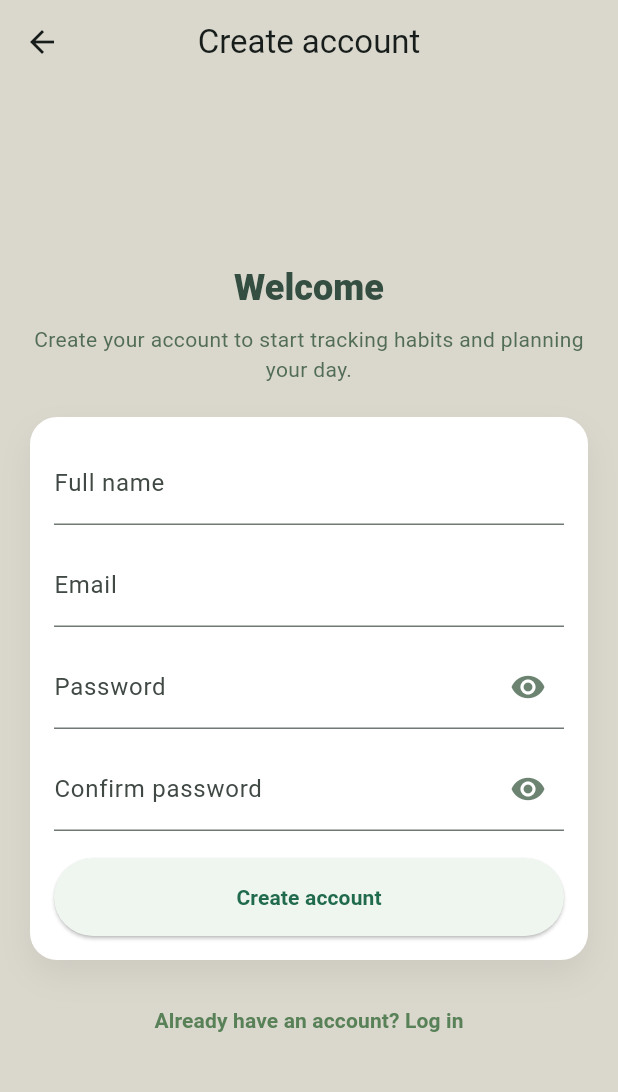
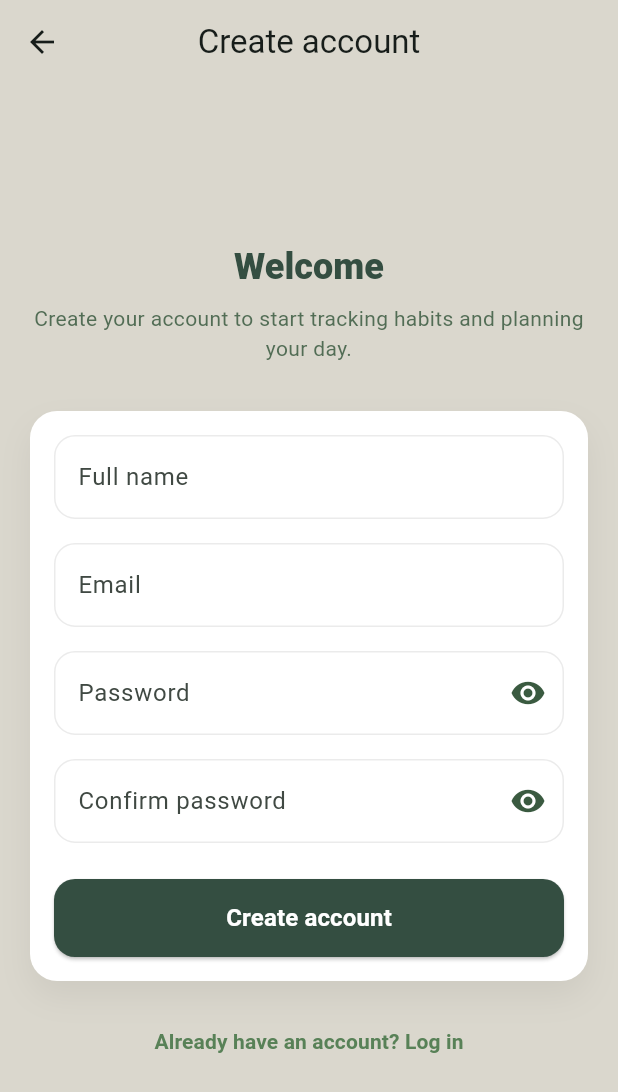
Before and after one commit to KanykeiSoft/ai_assistant_app, a Flutter app: the WelcomePage screen opened directly, after a tap on "Create account", on a phone screen of 412 x 824 dp. Shown: the top 1092 px of the screen. Run offline on Flutter 3.47's test engine with Material 3 defaults, Android fonts, the phone set to English and light mode, and no system bars.

Commit message:
Fix register page and auth UI

```diff
--- a/lib/app_buttons.dart
+++ b/lib/app_buttons.dart
@@ -1,56 +1,76 @@
 import 'package:flutter/material.dart';
-import 'app_colors.dart';
 
-/// Основная зелёная кнопка (заливка)
-ButtonStyle primaryGreenButtonStyle() {
-  return ButtonStyle(
-    minimumSize: MaterialStateProperty.all(const Size.fromHeight(56)),
-    elevation: MaterialStateProperty.all(0),
-    shape: MaterialStateProperty.all(
-      RoundedRectangleBorder(borderRadius: BorderRadius.circular(28)),
-    ),
+enum AppButtonVariant { primary, secondary }
 
-    // фон: зелёный, темнее при нажатии
-    backgroundColor: MaterialStateProperty.resolveWith((states) {
-      if (states.contains(MaterialState.pressed)) {
-        return AppColors.primary.withOpacity(0.85);
-      }
-      return AppColors.primary;
-    }),
+class AppButton extends StatefulWidget {
+  final String text;
+  final VoidCallback onTap;
+  final AppButtonVariant variant;
 
-    // текст белый
-    foregroundColor: MaterialStateProperty.all(Colors.white),
+  const AppButton({
+    super.key,
+    required this.text,
+    required this.onTap,
+    required this.variant,
+  });
 
-    // подсветка только при нажатии
-    overlayColor: MaterialStateProperty.resolveWith((states) {
-      if (states.contains(MaterialState.pressed)) {
-        return Colors.white.withOpacity(0.12);
-      }
-      return Colors.transparent;
-    }),
-  );
+  @override
+  State<AppButton> createState() => _AppButtonState();
 }
 
-/// Вторичная кнопка (обводка зелёная)
-ButtonStyle outlinedGreenButtonStyle() {
-  return ButtonStyle(
-    minimumSize: MaterialStateProperty.all(const Size.fromHeight(56)),
-    elevation: MaterialStateProperty.all(0),
-    shape: MaterialStateProperty.all(
-      RoundedRectangleBorder(borderRadius: BorderRadius.circular(28)),
-    ),
+class _AppButtonState extends State<AppButton> {
+  bool _pressed = false;
 
-    side: MaterialStateProperty.all(
-      BorderSide(color: AppColors.primary.withOpacity(0.65), width: 1.5),
-    ),
+  @override
+  Widget build(BuildContext context) {
+    const green = Color(0xFF2F6B4F);
 
-    foregroundColor: MaterialStateProperty.all(AppColors.primary),
+    final isPrimary = widget.variant == AppButtonVariant.primary;
 
-    overlayColor: MaterialStateProperty.resolveWith((states) {
-      if (states.contains(MaterialState.pressed)) {
-        return AppColors.primary.withOpacity(0.12);
-      }
-      return Colors.transparent;
-    }),
-  );
+    final bgColor = _pressed
+        ? green
+        : (isPrimary ? green : Colors.white);
+
+    final textColor = _pressed
+        ? Colors.white
+        : (isPrimary ? Colors.white : green);
+
+    return GestureDetector(
+      behavior: HitTestBehavior.opaque,
+      onTapDown: (_) => setState(() => _pressed = true),
+      onTapUp: (_) => setState(() => _pressed = false),
+      onTapCancel: () => setState(() => _pressed = false),
+      onTap: widget.onTap,
+      child: AnimatedContainer(
+        duration: const Duration(milliseconds: 120),
+        curve: Curves.easeOut,
+        height: 54,
+        width: double.infinity,
+        decoration: BoxDecoration(
+          color: bgColor,
+          borderRadius: BorderRadius.circular(16),
+          border: Border.all(
+            color: green,
+            width: isPrimary ? 0 : 1.6,
+          ),
+          boxShadow: const [
+            BoxShadow(
+              blurRadius: 18,
+              offset: Offset(0, 10),
+              color: Color(0x12000000),
+            ),
+          ],
+        ),
+        alignment: Alignment.center,
+        child: Text(
+          widget.text,
+          style: TextStyle(
+            fontSize: 16,
+            fontWeight: FontWeight.w800,
+            color: textColor,
+          ),
+        ),
+      ),
+    );
+  }
 }
--- a/lib/main.dart
+++ b/lib/main.dart
@@ -1,7 +1,7 @@
 import 'package:flutter/material.dart';
 import 'app_colors.dart';
 import 'welcome_page.dart';
-import 'onboarding/onboarding_page.dart';
+
 
 
 
@@ -27,7 +27,7 @@ class MyApp extends StatelessWidget {
           centerTitle: true,
         ),
       ),
-     home: const OnboardingPage(),
+     home: const WelcomePage(),
 
     );
   }
--- a/lib/register_page.dart
+++ b/lib/register_page.dart
@@ -1,8 +1,8 @@
 import 'package:flutter/material.dart';
 import 'app_colors.dart';
 import 'services/auth_service.dart';
-import 'app_buttons.dart';
-
+import 'login_page.dart';
+import 'main_page.dart';
 
 class RegisterPage extends StatefulWidget {
   const RegisterPage({super.key});
@@ -15,11 +15,15 @@ class _RegisterPageState extends State<RegisterPage> {
   final _formKey = GlobalKey<FormState>();
   final _auth = AuthService();
 
-
   final _nameCtrl = TextEditingController();
   final _emailCtrl = TextEditingController();
   final _passCtrl = TextEditingController();
   final _confirmCtrl = TextEditingController();
+
+  final _nameFocus = FocusNode();
+  final _emailFocus = FocusNode();
+  final _passFocus = FocusNode();
+  final _confirmFocus = FocusNode();
 
   bool _loading = false;
   bool _obscurePass = true;
@@ -31,37 +35,75 @@ class _RegisterPageState extends State<RegisterPage> {
     _emailCtrl.dispose();
     _passCtrl.dispose();
     _confirmCtrl.dispose();
+
+    _nameFocus.dispose();
+    _emailFocus.dispose();
+    _passFocus.dispose();
+    _confirmFocus.dispose();
     super.dispose();
   }
+
+  String? _validateName(String? v) {
+    final value = (v ?? "").trim();
+    if (value.isEmpty) return "Please enter your full name";
+    if (value.length < 2) return "Name is too short";
+    return null;
+  }
+
+  String? _validateEmail(String? v) {
+    final value = (v ?? "").trim();
+    if (value.isEmpty) return "Please enter your email";
+    final emailRegex = RegExp(r"^[^\s@]+@[^\s@]+\.[^\s@]+$");
+    if (!emailRegex.hasMatch(value)) return "Please enter a valid email";
+    return null;
+  }
+
+  String? _validatePassword(String? v) {
+    final value = v ?? "";
+    if (value.isEmpty) return "Please enter your password";
+    if (value.length < 6) return "Password must be at least 6 characters";
+    return null;
+  }
+
+  String? _validateConfirm(String? v) {
+    if (v != _passCtrl.text) return "Passwords do not match";
+    return null;
+  }
+
   Future<void> _submit() async {
     FocusScope.of(context).unfocus();
+    if (_loading) return;
 
-  if (!_formKey.currentState!.validate()) return;
+    final ok = _formKey.currentState?.validate() ?? false;
+    if (!ok) return;
 
     setState(() => _loading = true);
 
     try {
-    final timezone = DateTime.now().timeZoneName; // например: EST / EDT
-
       await _auth.register(
         name: _nameCtrl.text.trim(),
         email: _emailCtrl.text.trim(),
         password: _passCtrl.text,
-      timezone: timezone,
+        timezone: DateTime.now().timeZoneName, // ✅ ОБЯЗАТЕЛЬНО
       );
 
       if (!mounted) return;
 
       ScaffoldMessenger.of(context).showSnackBar(
-      const SnackBar(content: Text("Account created ✅")),
+        const SnackBar(content: Text("Account created successfully 🎉")),
       );
 
-    Navigator.pop(context);
+      Navigator.pushAndRemoveUntil(
+        context,
+        MaterialPageRoute(builder: (_) => const MainPage()),
+        (_) => false,
+      );
     } catch (e) {
       if (!mounted) return;
-
       ScaffoldMessenger.of(context).showSnackBar(
-      SnackBar(content: Text("Register error: $e")),
+        const SnackBar(
+          content: Text("Registration failed. Please try again."),
+        ),
       );
     } finally {
       if (mounted) setState(() => _loading = false);
@@ -73,37 +115,48 @@ Future<void> _submit() async {
     String? hint,
     Widget? suffixIcon,
   }) {
-    // Важно: базовые стили уже задаются в ThemeData (main.dart),
-    // здесь мы только добавляем label/hint/suffix.
     return InputDecoration(
       labelText: label,
       hintText: hint,
       suffixIcon: suffixIcon,
+      filled: true,
+      fillColor: Colors.white,
+      border: OutlineInputBorder(
+        borderRadius: BorderRadius.circular(14),
+        borderSide: BorderSide(color: Colors.black.withOpacity(0.08)),
+      ),
+      enabledBorder: OutlineInputBorder(
+        borderRadius: BorderRadius.circular(14),
+        borderSide: BorderSide(color: Colors.black.withOpacity(0.08)),
+      ),
+      focusedBorder: OutlineInputBorder(
+        borderRadius: BorderRadius.circular(14),
+        borderSide: const BorderSide(color: AppColors.primary, width: 1.4),
+      ),
     );
   }
 
   @override
   Widget build(BuildContext context) {
     return Scaffold(
-      // backgroundColor НЕ задаём — берётся из ThemeData (AppColors.bg)
-      appBar: AppBar(
-        // AppBar стиль тоже лучше оставить темой,
-        // тут только title
-        title: const Text("Create account"),
-      ),
+      appBar: AppBar(title: const Text("Create account")),
       body: SafeArea(
         child: Center(
           child: ConstrainedBox(
             constraints: const BoxConstraints(maxWidth: 440),
             child: SingleChildScrollView(
               padding: const EdgeInsets.fromLTRB(20, 16, 20, 24),
+              child: AutofillGroup(
                 child: Column(
                   crossAxisAlignment: CrossAxisAlignment.stretch,
                   children: [
                     const SizedBox(height: 8),
                     Text(
-                    "Welcome ",
-                    style: Theme.of(context).textTheme.headlineSmall?.copyWith(
+                      "Welcome",
+                      style: Theme.of(context)
+                          .textTheme
+                          .headlineSmall
+                          ?.copyWith(
                             color: AppColors.primary,
                             fontWeight: FontWeight.w800,
                           ),
@@ -112,15 +165,16 @@ Future<void> _submit() async {
                     const SizedBox(height: 8),
                     Text(
                       "Create your account to start tracking habits and planning your day.",
-                    style: Theme.of(context).textTheme.bodyMedium?.copyWith(
-                          color: AppColors.secondary.withValues(alpha: 0.85),
-                          height: 1.4,
+                      style: Theme.of(context)
+                          .textTheme
+                          .bodyMedium
+                          ?.copyWith(
+                            color: AppColors.secondary.withOpacity(0.85),
                           ),
                       textAlign: TextAlign.center,
                     ),
-                  const SizedBox(height: 22),
+                    const SizedBox(height: 32),
 
-                  // Card container
                     Container(
                       padding: const EdgeInsets.all(16),
                       decoration: BoxDecoration(
@@ -128,7 +182,7 @@ Future<void> _submit() async {
                         borderRadius: BorderRadius.circular(18),
                         boxShadow: [
                           BoxShadow(
-                          color: Colors.black.withValues(alpha: 0.06),
+                            color: Colors.black.withOpacity(0.06),
                             blurRadius: 18,
                             offset: const Offset(0, 10),
                           ),
@@ -140,94 +194,92 @@ Future<void> _submit() async {
                           children: [
                             TextFormField(
                               controller: _nameCtrl,
+                              focusNode: _nameFocus,
                               textInputAction: TextInputAction.next,
                               decoration: _decoration(
                                 label: "Full name",
-                              hint: "e.g. Aidar K.",
+                                hint: "Your name",
                               ),
-                            validator: (v) {
-                              final value = (v ?? "").trim();
-                              if (value.isEmpty) return "Please enter your name";
-                              if (value.length < 2) return "Name is too short";
-                              return null;
-                            },
+                              validator: _validateName,
+                              onFieldSubmitted: (_) =>
+                                  _emailFocus.requestFocus(),
                             ),
-                          const SizedBox(height: 12),
+                            const SizedBox(height: 16),
 
                             TextFormField(
                               controller: _emailCtrl,
+                              focusNode: _emailFocus,
                               keyboardType: TextInputType.emailAddress,
                               textInputAction: TextInputAction.next,
                               decoration: _decoration(
                                 label: "Email",
                                 hint: "you@example.com",
                               ),
-                            validator: (v) {
-                              final value = (v ?? "").trim();
-                              if (value.isEmpty) return "Please enter your email";
-                              final emailOk = RegExp(r'^\S+@\S+\.\S+$').hasMatch(value);
-                              if (!emailOk) return "Enter a valid email";
-                              return null;
-                            },
+                              validator: _validateEmail,
+                              onFieldSubmitted: (_) =>
+                                  _passFocus.requestFocus(),
                             ),
-                          const SizedBox(height: 12),
+                            const SizedBox(height: 16),
 
                             TextFormField(
                               controller: _passCtrl,
+                              focusNode: _passFocus,
                               obscureText: _obscurePass,
                               textInputAction: TextInputAction.next,
                               decoration: _decoration(
                                 label: "Password",
-                              hint: "Minimum 6 characters",
                                 suffixIcon: IconButton(
-                                onPressed: () =>
-                                    setState(() => _obscurePass = !_obscurePass),
                                   icon: Icon(
-                                  _obscurePass ? Icons.visibility : Icons.visibility_off,
-                                  color: AppColors.secondary.withValues(alpha: 0.75),
+                                    _obscurePass
+                                        ? Icons.visibility
+                                        : Icons.visibility_off,
+                                    color: AppColors.secondary,
+                                  ),
+                                  onPressed: () => setState(
+                                      () => _obscurePass = !_obscurePass),
                                 ),
                               ),
+                              validator: _validatePassword,
+                              onFieldSubmitted: (_) =>
+                                  _confirmFocus.requestFocus(),
                             ),
-                            validator: (v) {
-                              final value = (v ?? "");
-                              if (value.isEmpty) return "Please enter a password";
-                              if (value.length < 6) return "Password must be at least 6 chars";
-                              return null;
-                            },
-                          ),
-                          const SizedBox(height: 12),
+                            const SizedBox(height: 16),
 
                             TextFormField(
                               controller: _confirmCtrl,
+                              focusNode: _confirmFocus,
                               obscureText: _obscureConfirm,
                               textInputAction: TextInputAction.done,
                               decoration: _decoration(
                                 label: "Confirm password",
                                 suffixIcon: IconButton(
-                                onPressed: () => setState(
-                                    () => _obscureConfirm = !_obscureConfirm),
                                   icon: Icon(
-                                  _obscureConfirm ? Icons.visibility : Icons.visibility_off,
-                                  color: AppColors.secondary.withValues(alpha: 0.75),
+                                    _obscureConfirm
+                                        ? Icons.visibility
+                                        : Icons.visibility_off,
+                                    color: AppColors.secondary,
+                                  ),
+                                  onPressed: () => setState(() =>
+                                      _obscureConfirm = !_obscureConfirm),
                                 ),
                               ),
-                            ),
-                            validator: (v) {
-                              final value = (v ?? "");
-                              if (value.isEmpty) return "Please confirm your password";
-                              if (value != _passCtrl.text) return "Passwords do not match";
-                              return null;
-                            },
-                            onFieldSubmitted: (_) => _loading ? null : _submit(),
+                              validator: _validateConfirm,
+                              onFieldSubmitted: (_) => _submit(),
                             ),
 
-                          const SizedBox(height: 18),
+                            const SizedBox(height: 24),
 
                             SizedBox(
                               height: 52,
                               width: double.infinity,
                               child: ElevatedButton(
-                              // ❗ стиль НЕ задаём — берётся из общего Theme
+                                style: ElevatedButton.styleFrom(
+                                  backgroundColor: AppColors.primary,
+                                  foregroundColor: Colors.white,
+                                  shape: RoundedRectangleBorder(
+                                    borderRadius: BorderRadius.circular(14),
+                                  ),
+                                ),
                                 onPressed: _loading ? null : _submit,
                                 child: _loading
                                     ? const SizedBox(
@@ -240,7 +292,10 @@ Future<void> _submit() async {
                                       )
                                     : const Text(
                                         "Create account",
-                                      style: TextStyle(fontWeight: FontWeight.w700),
+                                        style: TextStyle(
+                                          fontWeight: FontWeight.w700,
+                                          fontSize: 16,
+                                        ),
                                       ),
                               ),
                             ),
@@ -252,7 +307,16 @@ Future<void> _submit() async {
                     const SizedBox(height: 16),
 
                     TextButton(
-                    onPressed: () => Navigator.pop(context),
+                      onPressed: _loading
+                          ? null
+                          : () {
+                              Navigator.pushReplacement(
+                                context,
+                                MaterialPageRoute(
+                                  builder: (_) => const LoginPage(),
+                                ),
+                              );
+                            },
                       child: Text(
                         "Already have an account? Log in",
                         style: TextStyle(
@@ -267,6 +331,7 @@ Future<void> _submit() async {
             ),
           ),
         ),
+      ),
     );
   }
 }
--- a/lib/welcome_page.dart
+++ b/lib/welcome_page.dart
@@ -1,7 +1,6 @@
 import 'package:flutter/material.dart';
-import 'app_colors.dart';
+import 'login_page.dart';
 import 'register_page.dart';
-import 'login_page.dart';
 import 'app_buttons.dart';
 
 class WelcomePage extends StatelessWidget {
@@ -10,41 +9,64 @@ class WelcomePage extends StatelessWidget {
   @override
   Widget build(BuildContext context) {
     return Scaffold(
-      body: SafeArea(
+      body: Container(
+        decoration: const BoxDecoration(
+          gradient: LinearGradient(
+            begin: Alignment.topCenter,
+            end: Alignment.bottomCenter,
+            colors: [Color(0xFFF7F8FA), Color(0xFFF1F6F2)],
+          ),
+        ),
+        child: SafeArea(
           child: Padding(
-          padding: const EdgeInsets.symmetric(horizontal: 24, vertical: 20),
+            padding: const EdgeInsets.symmetric(horizontal: 22),
             child: Column(
-            crossAxisAlignment: CrossAxisAlignment.stretch,
+              crossAxisAlignment: CrossAxisAlignment.start,
               children: [
-              const Spacer(),
+                const SizedBox(height: 18),
 
-              // Заголовок
-              Text(
-                'Welcome',
-                textAlign: TextAlign.center,
-                style: Theme.of(context).textTheme.headlineLarge?.copyWith(
-                      color: AppColors.primary,
+                Container(
+                  width: 44,
+                  height: 44,
+                  decoration: BoxDecoration(
+                    color: Colors.white.withOpacity(0.85),
+                    borderRadius: BorderRadius.circular(16),
+                    border: Border.all(color: const Color(0x1A111827)),
+                  ),
+                  child: const Icon(
+                    Icons.auto_awesome,
+                    color: Color(0xFF2F6B4F),
+                  ),
+                ),
+
+                const SizedBox(height: 26),
+
+                const Text(
+                  "Life Assistant",
+                  style: TextStyle(
+                    fontSize: 34,
+                    height: 1.1,
+                    fontWeight: FontWeight.w900,
+                    color: Color(0xFF111827),
                   ),
                 ),
                 const SizedBox(height: 10),
-
-              // Подзаголовок
-              Text(
-                'Plan your day. Track habits. Stay consistent.\n'
-                'Your life assistant in one place.',
-                textAlign: TextAlign.center,
-                style: Theme.of(context).textTheme.bodyMedium?.copyWith(
-                      color: AppColors.secondary.withValues(alpha: 0.9),
-                      height: 1.4,
+                const Text(
+                  "Habit tracker, calendar and AI assistant\nin one app.",
+                  style: TextStyle(
+                    fontSize: 15.5,
+                    height: 1.45,
+                    fontWeight: FontWeight.w500,
+                    color: Color(0xFF4B5563),
                   ),
                 ),
 
                 const Spacer(),
 
-                // Create account -> RegisterPage
-              ElevatedButton(
-                style: primaryGreenButtonStyle(),
-                onPressed: () {
+                AppButton(
+                  text: "Create account",
+                  variant: AppButtonVariant.primary,
+                  onTap: () {
                     Navigator.push(
                       context,
                       MaterialPageRoute(
@@ -52,14 +74,14 @@ class WelcomePage extends StatelessWidget {
                       ),
                     );
                   },
-                child: const Text('Create account'),
                 ),
+
                 const SizedBox(height: 12),
 
-              // Log in
-              OutlinedButton(
-                 style: outlinedGreenButtonStyle(),
-                onPressed: () {
+                AppButton(
+                  text: "Log in",
+                  variant: AppButtonVariant.secondary,
+                  onTap: () {
                     Navigator.push(
                       context,
                       MaterialPageRoute(
@@ -67,22 +89,25 @@ class WelcomePage extends StatelessWidget {
                       ),
                     );
                   },
-                child: const Text('Log in'),
+                ),
+
+                const SizedBox(height: 14),
+
+                Center(
+                  child: Text(
+                    "Everything can be changed later in settings.",
+                    style: TextStyle(
+                      fontSize: 12.5,
+                      color: Colors.black.withOpacity(0.45),
+                      fontWeight: FontWeight.w500,
+                    ),
+                    textAlign: TextAlign.center,
+                  ),
                 ),
 
                 const SizedBox(height: 18),
-
-              // Нижний текст
-              Text(
-                'By continuing you agree to our Terms & Privacy Policy.',
-                textAlign: TextAlign.center,
-                style: Theme.of(context).textTheme.bodyMedium?.copyWith(
-                      fontSize: 12,
-                      color: AppColors.secondary.withValues(alpha: 0.65),
+              ],
             ),
-              ),
-              const SizedBox(height: 8),
-            ],
           ),
         ),
       ),
```
Also changed, not shown: lib/onboarding/onboarding_page.dart (deleted, +0 -98 lines). Lines whose indentation alone changed are shown as unchanged.
